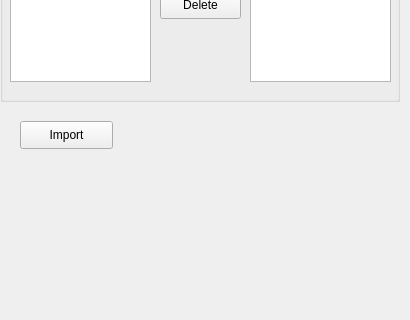
Old version of the form DataModule/ImportCAD.ui in the repository chuandongxu/AOI; both pictures show x 0 to 410 and y 389 to 709 of the 410 by 950 pixel window.
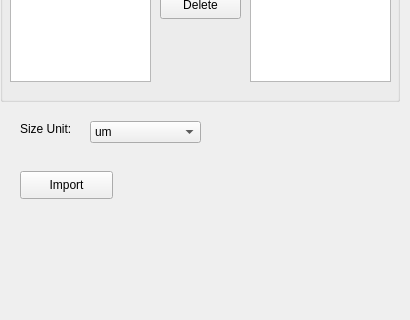
New version of the form.

```diff
--- a/DataModule/ImportCAD.ui
+++ b/DataModule/ImportCAD.ui
@@ -40,7 +40,7 @@
    <property name="geometry">
     <rect>
      <x>20</x>
-     <y>510</y>
+     <y>560</y>
      <width>93</width>
      <height>28</height>
     </rect>
@@ -157,6 +157,54 @@
     <string>Preview:</string>
    </property>
   </widget>
+  <widget class="QLabel" name="labelSizeUnit">
+   <property name="geometry">
+    <rect>
+     <x>20</x>
+     <y>510</y>
+     <width>61</width>
+     <height>16</height>
+    </rect>
+   </property>
+   <property name="text">
+    <string>Size Unit:</string>
+   </property>
+  </widget>
+  <widget class="QComboBox" name="cbSizeUnit">
+   <property name="geometry">
+    <rect>
+     <x>90</x>
+     <y>510</y>
+     <width>111</width>
+     <height>22</height>
+    </rect>
+   </property>
+   <item>
+    <property name="text">
+     <string>um</string>
+    </property>
+   </item>
+   <item>
+    <property name="text">
+     <string>mm</string>
+    </property>
+   </item>
+   <item>
+    <property name="text">
+     <string>cm</string>
+    </property>
+   </item>
+   <item>
+    <property name="text">
+     <string>mil</string>
+    </property>
+   </item>
+   <item>
+    <property name="text">
+     <string>inch</string>
+    </property>
+   </item>
+  </widget>
  </widget>
  <layoutdefault spacing="6" margin="11"/>
  <resources/>
```
